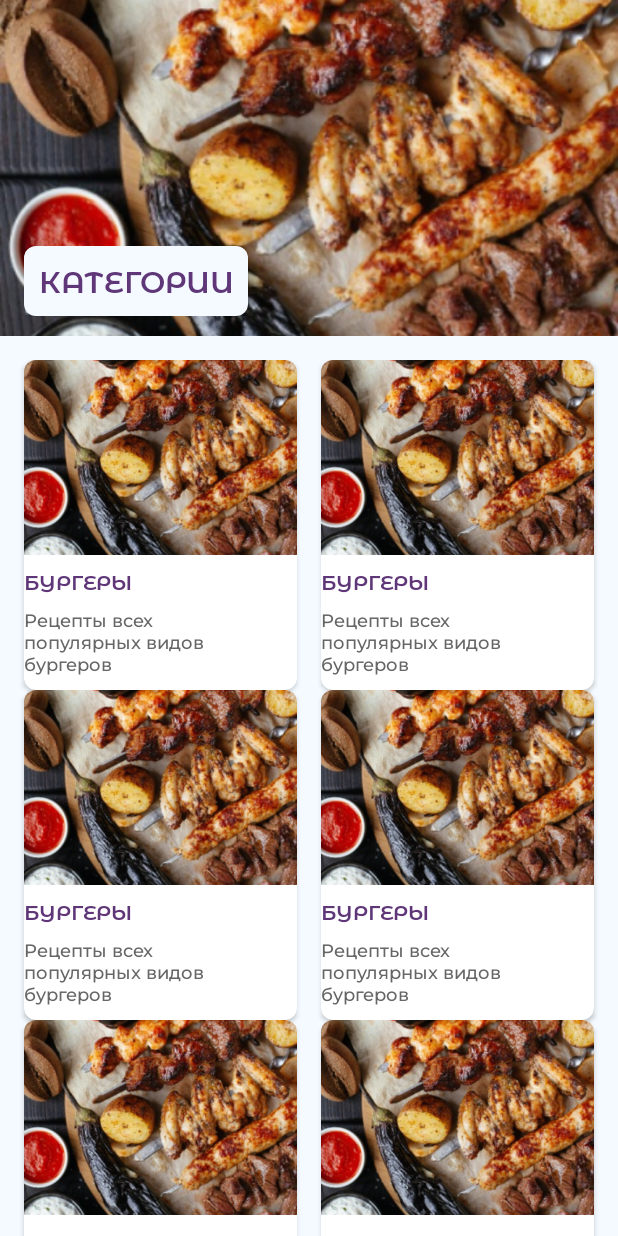
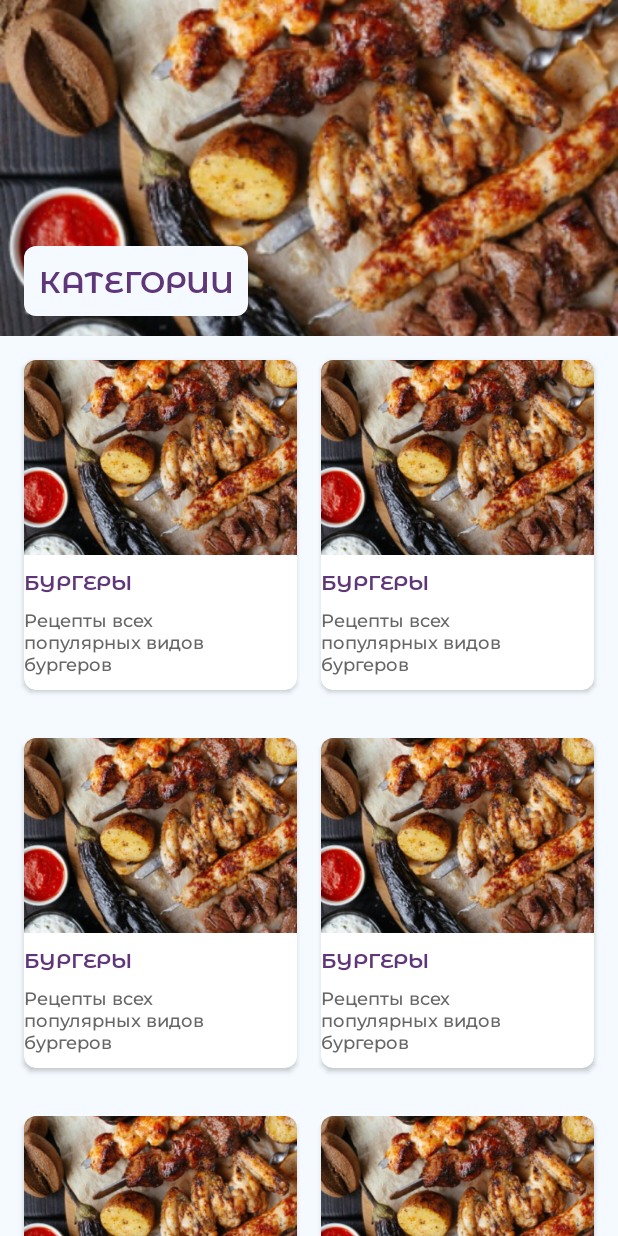
Before and after one commit to jybo84/CookingApp, an Android app: the layout fragment_list_categories.xml on its own in the app's theme, with its tools: preview values and no code run, on a phone screen of 412 x 824 dp. Run offline under Robolectric (Android 15) with nearby library versions, the phone set to English and light mode, and no system bars.

Commit message:
RA-07 Реализация базового макета со списком категорий (макет) - замечания

```diff
--- a/app/src/main/res/layout/fragment_list_categories.xml
+++ b/app/src/main/res/layout/fragment_list_categories.xml
@@ -41,7 +41,6 @@
         android:layout_width="match_parent"
         android:layout_height="match_parent"
         android:layout_marginHorizontal="8dp"
-        android:layout_marginTop="16dp"
         app:layoutManager="androidx.recyclerview.widget.GridLayoutManager"
         app:spanCount="2"
         tools:itemCount="6"
--- a/app/src/main/res/layout/item_category.xml
+++ b/app/src/main/res/layout/item_category.xml
@@ -6,7 +6,9 @@
     android:layout_height="220dp"
     android:layout_marginHorizontal="8dp"
     android:clickable="true"
-    app:cardCornerRadius="@dimen/corner_radius">
+    app:cardCornerRadius="@dimen/corner_radius"
+    android:layout_marginVertical="16dp"
+    >
 
     <LinearLayout
         android:layout_width="match_parent"
```
